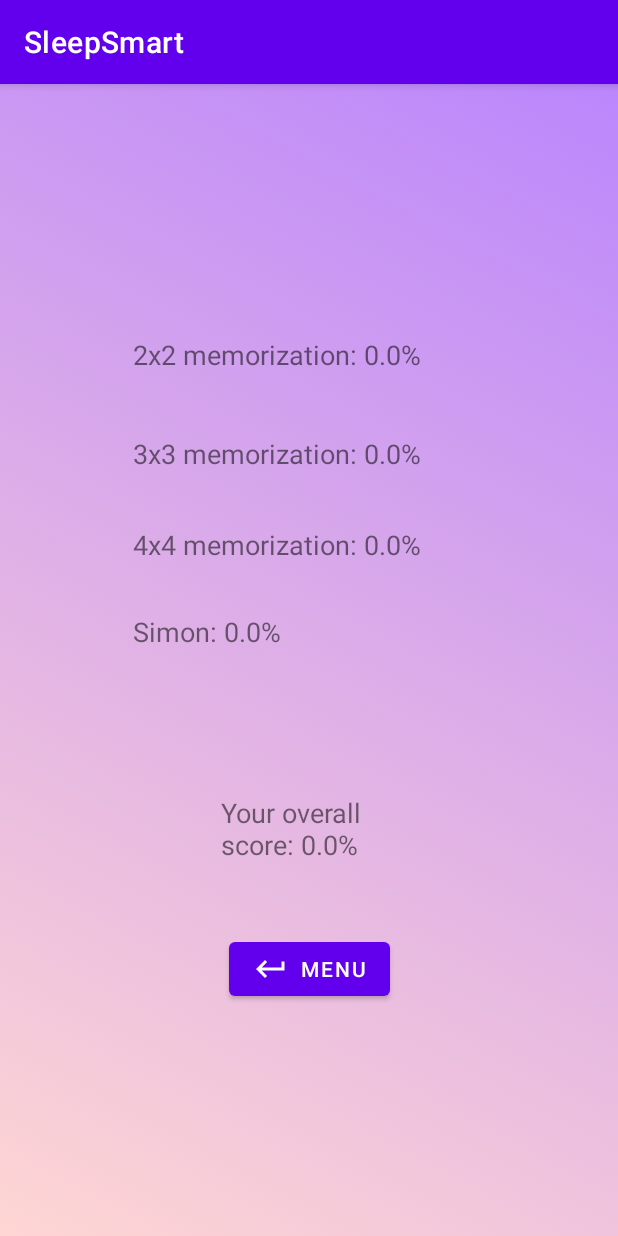
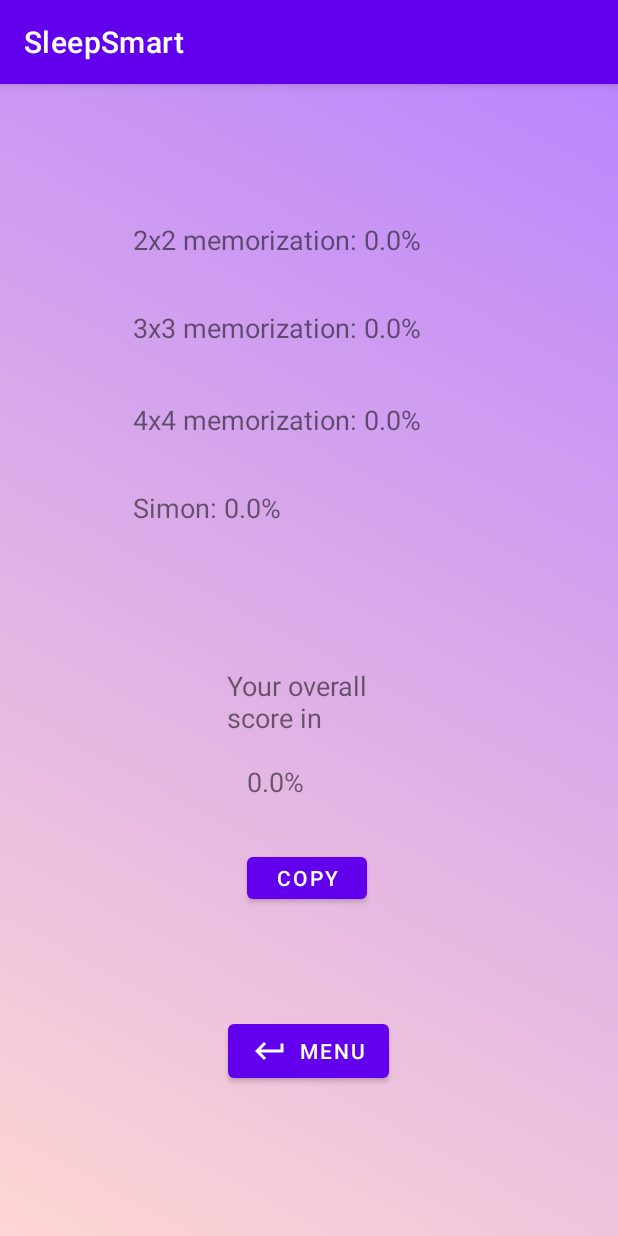
Before and after one commit to Wangsteven3/EC327-Project, an Android app: the scorepage screen opened directly, with no data from a screen before it, on a phone screen of 412 x 824 dp. Run offline under Robolectric (Android 15) with nearby library versions, the phone set to English and light mode, and no system bars; 7 statements that could not run were skipped.

Commit message:
copy button and comments in code

```diff
--- a/app/src/main/AndroidManifest.xml
+++ b/app/src/main/AndroidManifest.xml
@@ -33,6 +33,7 @@
         <activity android:name=".memory4b"/>
         <activity android:name=".Math"/>
         <activity android:name=".scorepage"/>
+        <activity android:name=".Mathb"/>
 
         <!-- define alert receiver -->
         <receiver android:name=".AlertReceiver"/>
--- a/app/src/main/java/com/example/sleeptest/Mathb.java
+++ b/app/src/main/java/com/example/sleeptest/Mathb.java
@@ -12,7 +12,7 @@ import androidx.appcompat.app.AppCompatActivity;
 import org.w3c.dom.Text;
 
 import java.util.Random;
-
+// THE B VARIATION OF THE CODE IS THE EXACT SAME AS THE NON-B COUNTERPART BUT CARRIES OVER DATA FROM THE CHAIN AND LINKS TO THE NEXT PROGRAM, CHANGES MADE AT THE BOTTOM
 public class Mathb extends AppCompatActivity{
 
     Random rand = new Random();
@@ -166,7 +166,7 @@ public class Mathb extends AppCompatActivity{
         back.setOnClickListener(new View.OnClickListener() { //sends you back the home +
             @Override
             public void onClick(View v) {
-
+                //sets up new scorearray and updates it
                 float[] scorearray;
                 Bundle extras = getIntent().getExtras();
                 scorearray = extras.getFloatArray("score");
@@ -174,7 +174,7 @@ public class Mathb extends AppCompatActivity{
                     scorearray[4] = 100;
                 } else
                     scorearray[4] = 0;
-
+                //sends to scorepage and updates score sheet
                 Intent i = new Intent(getApplicationContext(), scorepage.class);
                 i.putExtra("score", scorearray);
                 startActivity(i);
--- a/app/src/main/java/com/example/sleeptest/Simon.java
+++ b/app/src/main/java/com/example/sleeptest/Simon.java
@@ -326,6 +326,7 @@ public class Simon extends AppCompatActivity {
         back.setOnClickListener(new View.OnClickListener() {
             @Override
             public void onClick(View v) {
+                //only allows the user to repeat once simon beeps all 6 times to prevent multiple audio playing over itself
                 if(canrepeat == 6) {
                     Intent startIntent = new Intent(getApplicationContext(), MainActivity.class);
                     startActivity(startIntent);
@@ -337,6 +338,7 @@ public class Simon extends AppCompatActivity {
         repeat.setOnClickListener(new View.OnClickListener() { //sends you back the home +
             @Override
             public void onClick(View v) {
+                //only allows the user to leave once all simon beeps have been beep to prevet audio bugs
                 if (canrepeat == 6) {
                     Intent startIntent = new Intent(getApplicationContext(), Simon.class);
                     startActivity(startIntent);
--- a/app/src/main/java/com/example/sleeptest/Simonb.java
+++ b/app/src/main/java/com/example/sleeptest/Simonb.java
@@ -15,7 +15,7 @@ import org.w3c.dom.Text;
 
 import java.lang.*;
 import java.util.Random;
-
+// THE B VARIATION OF THE CODE IS THE EXACT SAME AS THE NON-B COUNTERPART BUT CARRIES OVER DATA FROM THE CHAIN AND LINKS TO THE NEXT PROGRAM, CHANGES MADE AT THE BOTTOM
 public class Simonb extends AppCompatActivity {
 
 
@@ -324,11 +324,11 @@ public class Simonb extends AppCompatActivity {
         back.setOnClickListener(new View.OnClickListener() {
             @Override
             public void onClick(View v) {
-                float[] scorearray;
+                float[] scorearray; //gets updated scorearray and changes it
                 Bundle extras = getIntent().getExtras();
                 scorearray = extras.getFloatArray("score");
                 scorearray[3] = score;
-
+                //sends updated score array and starts new intent
                 Intent i = new Intent(getApplicationContext(), Mathb.class);
                 i.putExtra("score", scorearray);
                 startActivity(i);
--- a/app/src/main/java/com/example/sleeptest/scorepage.java
+++ b/app/src/main/java/com/example/sleeptest/scorepage.java
@@ -2,6 +2,10 @@ package com.example.sleeptest;
 
 
 import androidx.appcompat.app.AppCompatActivity;
+
+import android.content.ClipData;
+import android.content.ClipboardManager;
+import android.content.Context;
 import android.content.Intent;
 import android.os.Bundle;
 import android.view.View;
@@ -18,22 +22,25 @@ public class scorepage extends AppCompatActivity {
     protected void onCreate(Bundle savedInstanceState) {
         super.onCreate(savedInstanceState);
         setContentView(R.layout.scorepage);
-        Button back = (Button) findViewById(R.id.button18);
+        Button back = (Button) findViewById(R.id.button18); //to go back to main
 
         float[] scorearray;
+        //this is to get our scores from the previous games
         Bundle extras = getIntent().getExtras();
         scorearray = extras.getFloatArray("score");
-
+        //declaration of text boxes to tell you your answer
         TextView twoxtwo = (TextView) findViewById(R.id.textView7);
         TextView threexthree = (TextView) findViewById(R.id.textView8);
         TextView fourxfour = (TextView) findViewById(R.id.textView9);
         TextView simon = (TextView) findViewById(R.id.textView10);
         TextView math = (TextView) findViewById(R.id.textView4);
         TextView finalscore = (TextView) findViewById(R.id.textView11);
-        float score1 = scorearray[0] * 100;
+        TextView scorenumber = (TextView) findViewById(R.id.score);
+        Button copy = (Button) findViewById(R.id.copy);
+        float score1 = scorearray[0] * 100; //turning the scores into percentages
         float score2 = scorearray[1] * 100;
         float score3 = scorearray[2] * 100;
-
+//making sure you cant get below a 0 on the memorization games
         if(score1 < 0)
             score1 = 0;
         if(score2 < 0)
@@ -42,14 +49,14 @@ public class scorepage extends AppCompatActivity {
             score3 = 0;
 
 
-        float score4 = scorearray[3]/6 * 100;
-        float totalscore = (score1+score2+score3+score4+scorearray[4])/5;
-        String percentscore = String.format("%.1f", totalscore);
+        float score4 = scorearray[3]/6 * 100; //converts simon into a percentage
+        float totalscore = (score1+score2+score3+score4+scorearray[4])/5; //calculates total score
+        String percentscore = String.format("%.1f", totalscore); //makes it round to the 1st decimals when we display the answers
         String scoreone = String.format("%.1f", score1);
         String scoretwo = String.format("%.1f", score2);
         String scorethree = String.format("%.1f", score3);
         String scorefour = String.format("%.1f", score4);
-
+        //displays the answer and the text size
         twoxtwo.setText("2x2 memorization: " + scoreone + "%");
         twoxtwo.setTextSize(18);
         threexthree.setText("3x3 memorization: " + scoretwo + "%");
@@ -59,13 +66,26 @@ public class scorepage extends AppCompatActivity {
         simon.setText("Simon: " + scorefour + "%");
         simon.setTextSize(18);
         math.setText("Math: " + scorearray[4] +"%");
-        finalscore.setText("Your overall score: " + percentscore + "%");
+        finalscore.setText("Your overall score in percent: ");
         finalscore.setTextSize(18);
         math.setTextSize(18);
+        scorenumber.setText(percentscore + "%");
+        scorenumber.setTextSize(18);
+
+        copy.setOnClickListener(new View.OnClickListener() { //button we created to easily copy score to put in database
+            @Override
+            public void onClick(View v) {
+                ClipboardManager clipboard = (ClipboardManager) getSystemService(Context.CLIPBOARD_SERVICE);
+                String text = percentscore + "%";
+                ClipData clip = ClipData.newPlainText("label", text);
+                clipboard.setPrimaryClip(clip);
+
+            }
+        });
 
 
 
-        back.setOnClickListener(new View.OnClickListener() {
+        back.setOnClickListener(new View.OnClickListener() { //sends user back
             @Override
             public void onClick(View v) {
                 Intent startIntent = new Intent(getApplicationContext(), MainActivity.class);
--- a/app/src/main/res/layout/scorepage.xml
+++ b/app/src/main/res/layout/scorepage.xml
@@ -19,7 +19,7 @@
         app:layout_constraintHorizontal_bias="0.497"
         app:layout_constraintStart_toStartOf="parent"
         app:layout_constraintTop_toTopOf="parent"
-        app:layout_constraintVertical_bias="0.231" />
+        app:layout_constraintVertical_bias="0.125" />
 
     <TextView
         android:id="@+id/textView8"
@@ -30,7 +30,7 @@
         app:layout_constraintHorizontal_bias="0.497"
         app:layout_constraintStart_toStartOf="parent"
         app:layout_constraintTop_toTopOf="parent"
-        app:layout_constraintVertical_bias="0.321" />
+        app:layout_constraintVertical_bias="0.206" />
 
     <TextView
         android:id="@+id/textView9"
@@ -41,7 +41,7 @@
         app:layout_constraintHorizontal_bias="0.497"
         app:layout_constraintStart_toStartOf="parent"
         app:layout_constraintTop_toTopOf="parent"
-        app:layout_constraintVertical_bias="0.405" />
+        app:layout_constraintVertical_bias="0.29" />
 
     <TextView
         android:id="@+id/textView10"
@@ -52,7 +52,7 @@
         app:layout_constraintHorizontal_bias="0.497"
         app:layout_constraintStart_toStartOf="parent"
         app:layout_constraintTop_toTopOf="parent"
-        app:layout_constraintVertical_bias="0.484" />
+        app:layout_constraintVertical_bias="0.371" />
 
     <Button
         android:id="@+id/button18"
@@ -62,9 +62,10 @@
         app:icon="@drawable/ic_return"
         app:layout_constraintBottom_toBottomOf="parent"
         app:layout_constraintEnd_toEndOf="parent"
+        app:layout_constraintHorizontal_bias="0.498"
         app:layout_constraintStart_toStartOf="parent"
         app:layout_constraintTop_toTopOf="parent"
-        app:layout_constraintVertical_bias="0.786" />
+        app:layout_constraintVertical_bias="0.862" />
 
     <TextView
         android:id="@+id/textView11"
@@ -72,9 +73,10 @@
         android:layout_height="48dp"
         app:layout_constraintBottom_toBottomOf="parent"
         app:layout_constraintEnd_toEndOf="parent"
+        app:layout_constraintHorizontal_bias="0.513"
         app:layout_constraintStart_toStartOf="parent"
         app:layout_constraintTop_toTopOf="parent"
-        app:layout_constraintVertical_bias="0.657" />
+        app:layout_constraintVertical_bias="0.54" />
 
     <TextView
         android:id="@+id/textView4"
@@ -85,6 +87,30 @@
         app:layout_constraintHorizontal_bias="0.497"
         app:layout_constraintStart_toStartOf="parent"
         app:layout_constraintTop_toTopOf="parent"
-        app:layout_constraintVertical_bias="0.571" />
+        app:layout_constraintVertical_bias="0.454" />
+
+    <TextView
+        android:id="@+id/score"
+        android:layout_width="82dp"
+        android:layout_height="40dp"
+        android:text="TextView"
+        app:layout_constraintBottom_toBottomOf="parent"
+        app:layout_constraintEnd_toEndOf="parent"
+        app:layout_constraintHorizontal_bias="0.498"
+        app:layout_constraintStart_toStartOf="parent"
+        app:layout_constraintTop_toTopOf="parent"
+        app:layout_constraintVertical_bias="0.622" />
+
+    <Button
+        android:id="@+id/copy"
+        android:layout_width="80dp"
+        android:layout_height="40dp"
+        android:text="Copy"
+        app:layout_constraintBottom_toBottomOf="parent"
+        app:layout_constraintEnd_toEndOf="parent"
+        app:layout_constraintHorizontal_bias="0.495"
+        app:layout_constraintStart_toStartOf="parent"
+        app:layout_constraintTop_toTopOf="parent"
+        app:layout_constraintVertical_bias="0.7" />
 
 </androidx.constraintlayout.widget.ConstraintLayout>
```
Also changed, not shown: app/src/main/java/com/example/sleeptest/memory2b.java (+8 -8 lines), app/src/main/java/com/example/sleeptest/memory3b.java (+5 -5 lines), app/src/main/java/com/example/sleeptest/memory4b.java (+6 -6 lines).
